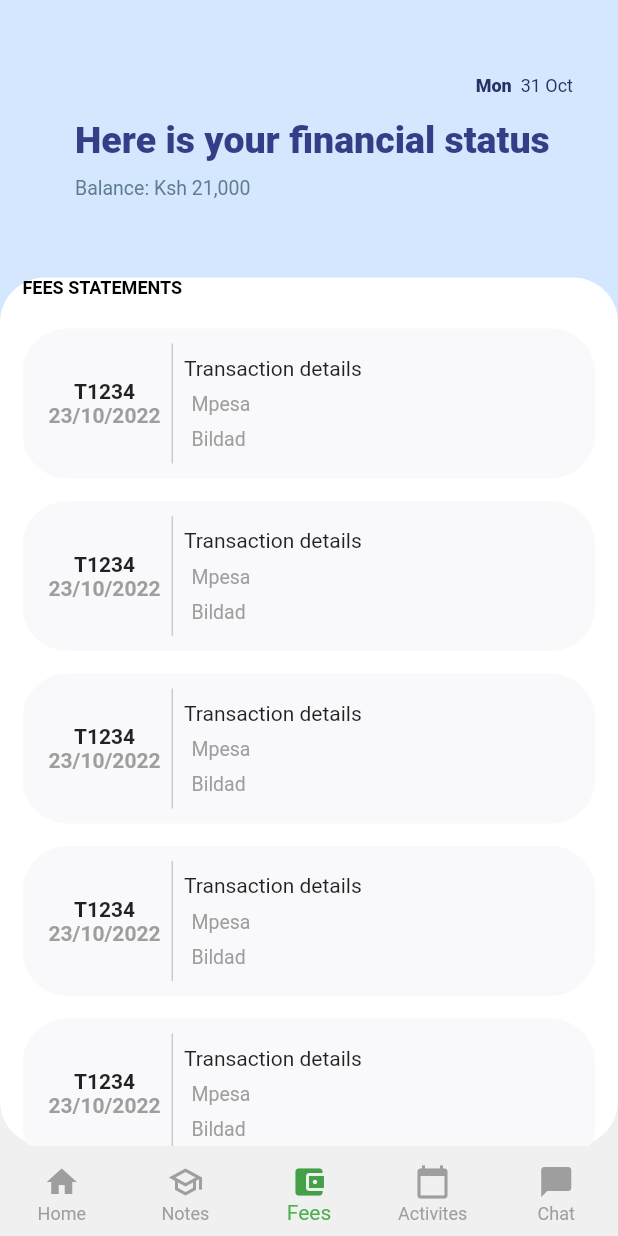
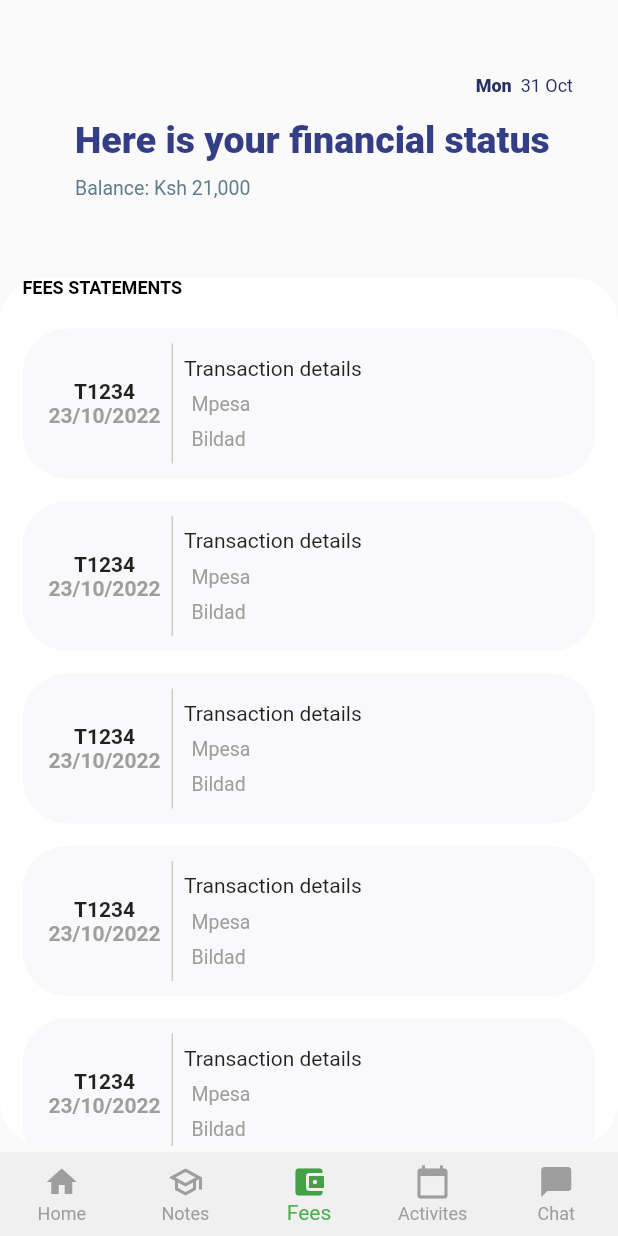
Before and after one commit to Bildad0/UniApp, a Flutter app: the screen it shows once a user with an empty profile is signed in, item 3 of the bottom bar chosen, on a phone screen of 412 x 824 dp. Run offline on Flutter 3.47's test engine with Material 2 defaults, Android fonts, the phone set to English and light mode, and no system bars; our stand-ins replace firebase_auth, firebase_core, flutter_neumorphic, flutter_switch, progress_indicators, table_calendar; accounts and stored records are empty; network calls fail.

Commit message:
updates and fixes

```diff
--- a/lib/Views/feemanagement.dart
+++ b/lib/Views/feemanagement.dart
@@ -19,16 +19,6 @@ class _FeesPageState extends State<FeesPage> {
     return Stack(
       children: [
         Container(
-          decoration: const BoxDecoration(
-              //color: Color(0xFFD4E7FE),
-              gradient: LinearGradient(
-                  colors: [
-                    Color(0xFFD4E7FE),
-                    Color(0xFFF0F0F0),
-                  ],
-                  begin: Alignment.topCenter,
-                  end: Alignment.bottomCenter,
-                  stops: [0.6, 0.3])),
           padding: const EdgeInsets.symmetric(horizontal: 30, vertical: 50),
           child: Column(
             children: [
```
Also changed, not shown: lib/Views/homepage.dart (+8 -18 lines), lib/Views/notes.dart (+6 -16 lines).
